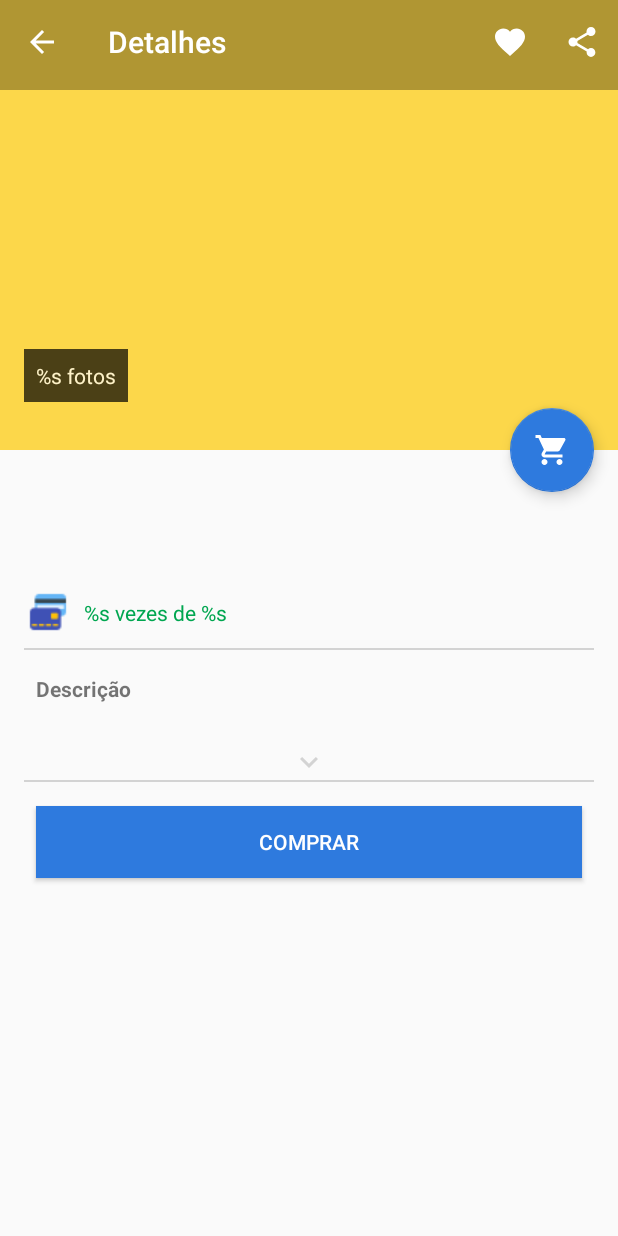
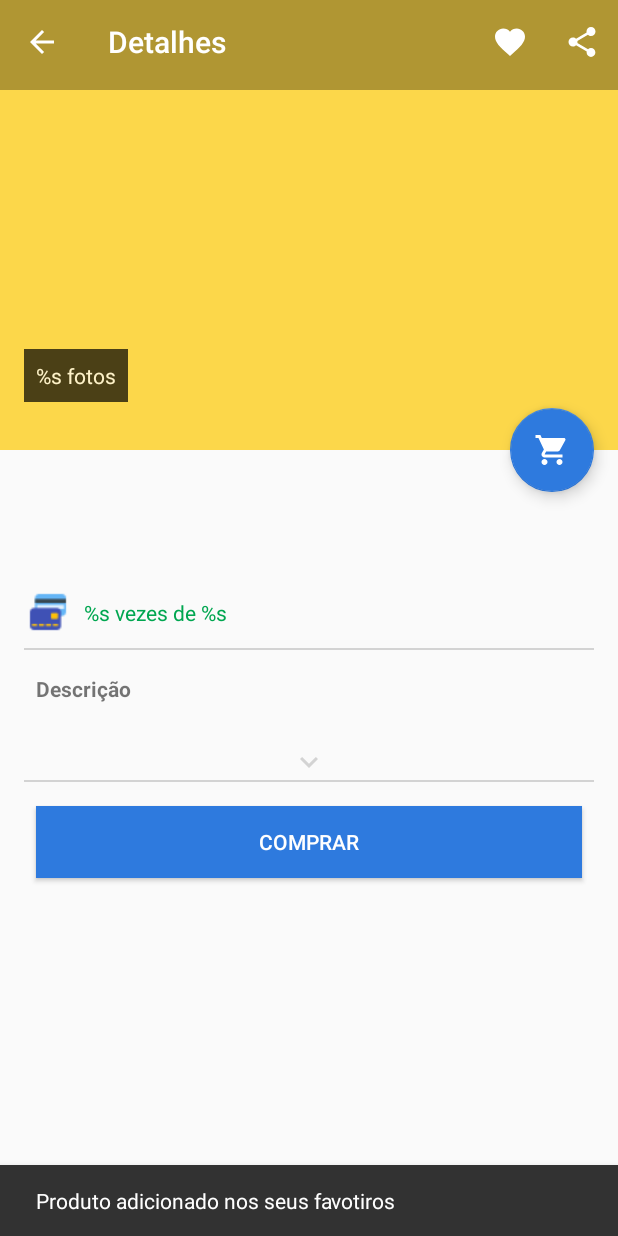
Before and after one commit to henrikemota/Meli, an Android app: the DetailProductActivity screen opened directly, with no data from a screen before it, after a tap on "Favoritar", on a phone screen of 412 x 824 dp. Run offline under Robolectric (Android 15) with nearby library versions, the phone set to English and light mode, and no system bars; 6 statements that could not run were skipped.

Commit message:
ajustes detalhes do produto

```diff
--- a/app/src/main/java/br/com/hkmobi/mercadolivre/view/detailProduct/DetailProductActivity.kt
+++ b/app/src/main/java/br/com/hkmobi/mercadolivre/view/detailProduct/DetailProductActivity.kt
@@ -83,18 +83,20 @@ class DetailProductActivity : AppCompatActivity() {
 
     private fun setListeners(){
         fab.setOnClickListener {
-            snackBar(it)
+            snackBar(it, getString(R.string.label_add_car))
         }
 
         buttonBuy.setOnClickListener {
-            snackBar(it)
+            snackBar(it, getString(R.string.label_add_car))
         }
 
-        includeDescription.setOnClickListener { DescriptionActivity.startActivity(this, product.plainTextFormmated()) }
+        includeDescription.setOnClickListener {
+            DescriptionActivity.startActivity(this, product.plainTextFormmated())
+        }
     }
 
-    private fun snackBar(view: View){
-        Snackbar.make(view, "O item foi adicionado no carrinho", Snackbar.LENGTH_LONG).show()
+    private fun snackBar(view: View, msg: String){
+        Snackbar.make(view, msg, Snackbar.LENGTH_LONG).show()
     }
 
     override fun onCreateOptionsMenu(menu: Menu?): Boolean {
@@ -108,6 +110,15 @@ class DetailProductActivity : AppCompatActivity() {
                 finish()
                 true
             }
+            R.id.action_favorite -> {
+                snackBar(this.findViewById(R.id.action_favorite), getString(R.string.label_snack_favorite))
+                true
+            }
+
+            R.id.action_share -> {
+                snackBar(this.findViewById(R.id.action_share), getString(R.string.label_snack_share))
+                true
+            }
             else -> super.onOptionsItemSelected(item)
         }
     }
--- a/app/src/main/res/values/strings.xml
+++ b/app/src/main/res/values/strings.xml
@@ -18,4 +18,7 @@
     <string name="label_conection">Verifique sua conexão</string>
     <string name="label_conection_2">Ocorreu um erro ao tentar acessar os detalhes do produto.</string>
     <string name="label_ok">Ok</string>
+    <string name="label_add_car">O item foi adicionado no carrinho</string>
+    <string name="label_snack_favorite">Produto adicionado nos seus favotiros</string>
+    <string name="label_snack_share">Produto compartilhado</string>
 </resources>
```
